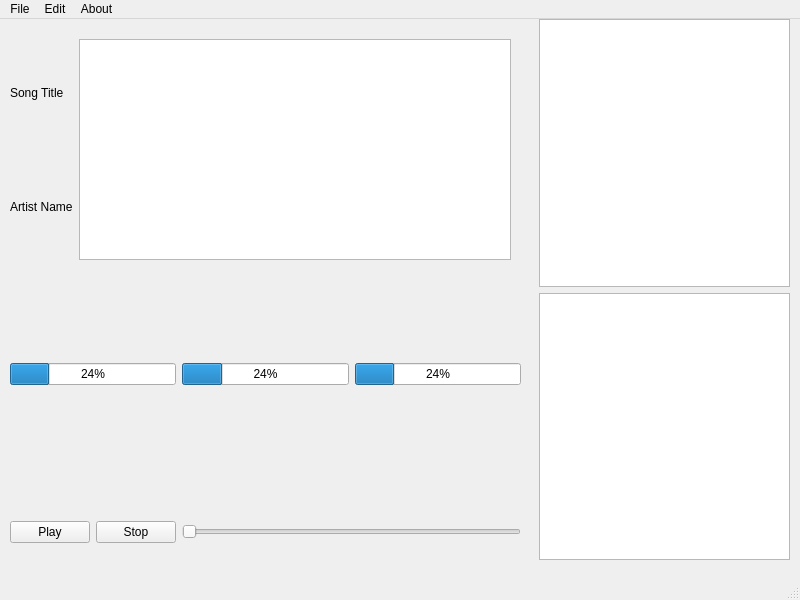
This is musicplayer.ui in Electro-Corp/MusicPlayer as Qt 5 draws it before an edit. The edited form follows.
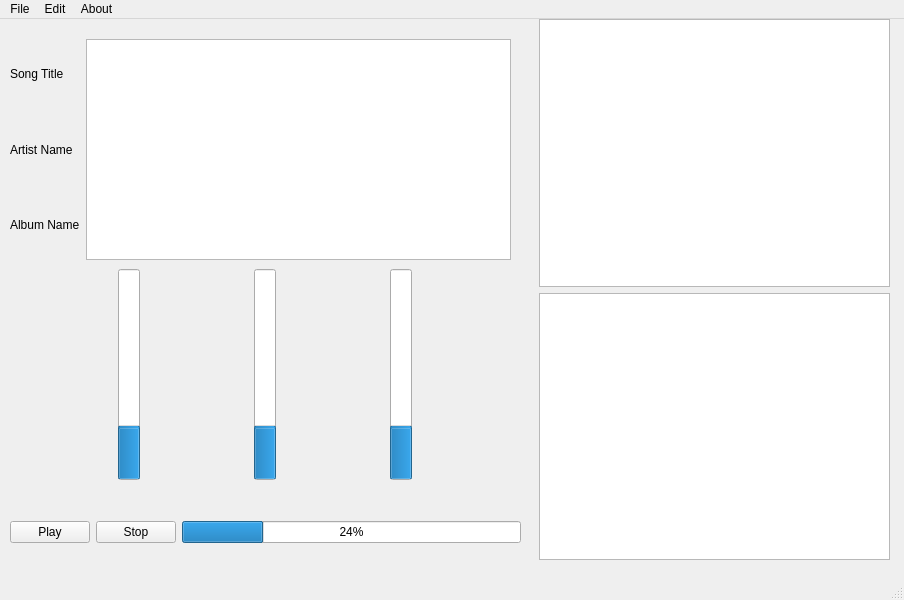
This is the edited form.

```diff
--- a/musicplayer.ui
+++ b/musicplayer.ui
@@ -6,7 +6,7 @@
    <rect>
     <x>0</x>
     <y>0</y>
-    <width>800</width>
+    <width>904</width>
     <height>600</height>
    </rect>
   </property>
@@ -19,13 +19,13 @@
      <rect>
       <x>539</x>
       <y>0</y>
-      <width>251</width>
+      <width>351</width>
       <height>541</height>
      </rect>
     </property>
     <layout class="QVBoxLayout" name="verticalLayout">
      <item>
-      <widget class="QListView" name="songList"/>
+      <widget class="QListWidget" name="songList"/>
      </item>
      <item>
       <widget class="QListView" name="playlistList"/>
@@ -57,9 +57,9 @@
       </widget>
      </item>
      <item>
-      <widget class="QSlider" name="songProg">
-       <property name="orientation">
-        <enum>Qt::Horizontal</enum>
+      <widget class="QProgressBar" name="songProg">
+       <property name="value">
+        <number>24</number>
        </property>
       </widget>
      </item>
@@ -80,6 +80,9 @@
        <property name="value">
         <number>24</number>
        </property>
+       <property name="orientation">
+        <enum>Qt::Orientation::Vertical</enum>
+       </property>
       </widget>
      </item>
      <item>
@@ -87,6 +90,9 @@
        <property name="value">
         <number>24</number>
        </property>
+       <property name="orientation">
+        <enum>Qt::Orientation::Vertical</enum>
+       </property>
       </widget>
      </item>
      <item>
@@ -95,7 +101,7 @@
         <number>24</number>
        </property>
        <property name="orientation">
-        <enum>Qt::Horizontal</enum>
+        <enum>Qt::Orientation::Vertical</enum>
        </property>
       </widget>
      </item>
@@ -127,6 +133,13 @@
          </property>
         </widget>
        </item>
+       <item>
+        <widget class="QLabel" name="albumName">
+         <property name="text">
+          <string>Album Name</string>
+         </property>
+        </widget>
+       </item>
       </layout>
      </item>
      <item>
@@ -140,8 +153,8 @@
     <rect>
      <x>0</x>
      <y>0</y>
-     <width>800</width>
-     <height>22</height>
+     <width>904</width>
+     <height>21</height>
     </rect>
    </property>
    <widget class="QMenu" name="menuFile">
```
Left out of the diff: 2 changed lines with no effect on the pictures.
